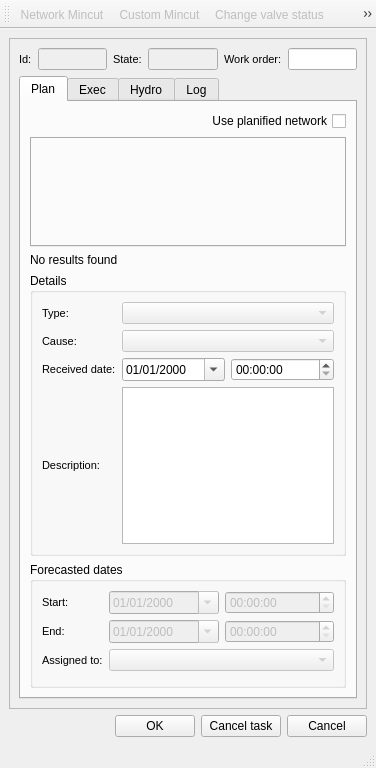
This is core/ui/toolbars/om/mincut.ui in Giswater/giswater_qgis_plugin as Qt 5 draws it before an edit. The edited form follows.
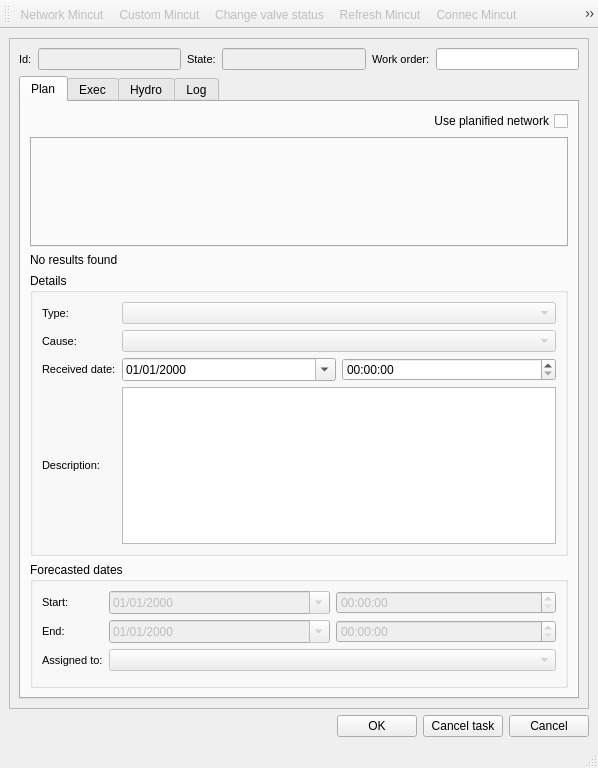
This is the edited form. Icons and pictures are not drawn.

Commit message: Enhancement: add action "mincut_export_hydro_csv" on mincut form

```diff
--- a/core/ui/toolbars/om/mincut.ui
+++ b/core/ui/toolbars/om/mincut.ui
@@ -6,7 +6,7 @@
    <rect>
     <x>0</x>
     <y>0</y>
-    <width>376</width>
+    <width>598</width>
     <height>768</height>
    </rect>
   </property>
@@ -31,8 +31,8 @@
         <rect>
          <x>0</x>
          <y>0</y>
-         <width>356</width>
-         <height>667</height>
+         <width>574</width>
+         <height>652</height>
         </rect>
        </property>
        <layout class="QGridLayout" name="gridLayout_5">
@@ -999,6 +999,7 @@
    <addaction name="actionAddConnec"/>
    <addaction name="actionAddHydrometer"/>
    <addaction name="actionComposer"/>
+   <addaction name="actionExportHydroCsv"/>
   </widget>
   <action name="actionMincut">
    <property name="checkable">
@@ -1102,6 +1103,21 @@
     <string>Refresh Mincut</string>
    </property>
   </action>
+  <action name="actionExportHydroCsv">
+   <property name="enabled">
+    <bool>false</bool>
+   </property>
+   <property name="icon">
+    <iconset>
+     <normaloff>../../../../icons/dialogs/20x20/125.png</normaloff>../../../../icons/dialogs/20x20/125.png</iconset>
+   </property>
+   <property name="text">
+    <string>Export Hydro Csv</string>
+   </property>
+   <property name="toolTip">
+    <string>Export Hydro Csv</string>
+   </property>
+  </action>
  </widget>
  <tabstops>
   <tabstop>chk_use_planified</tabstop>
```
The commit also changes 3 other files.
